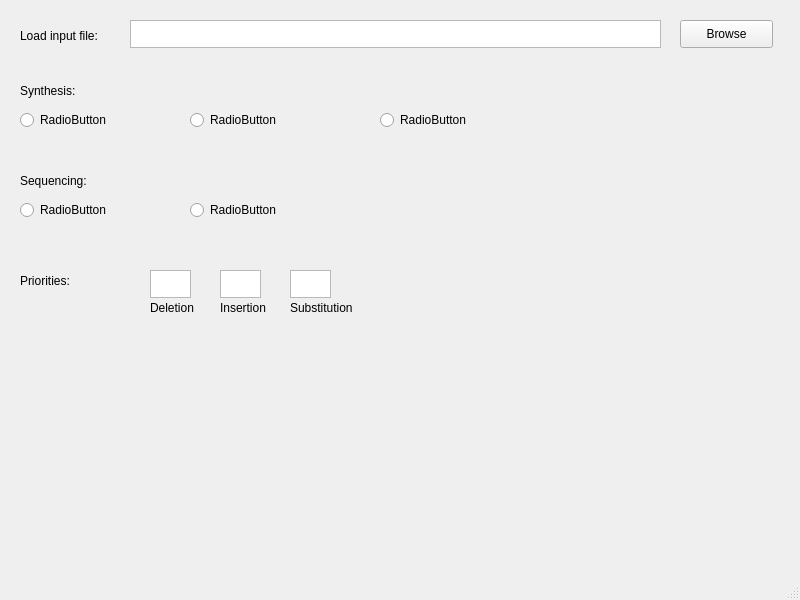
Qt form dnaSimulator/form.ui (oyerush/DNASimulator) before a commit.
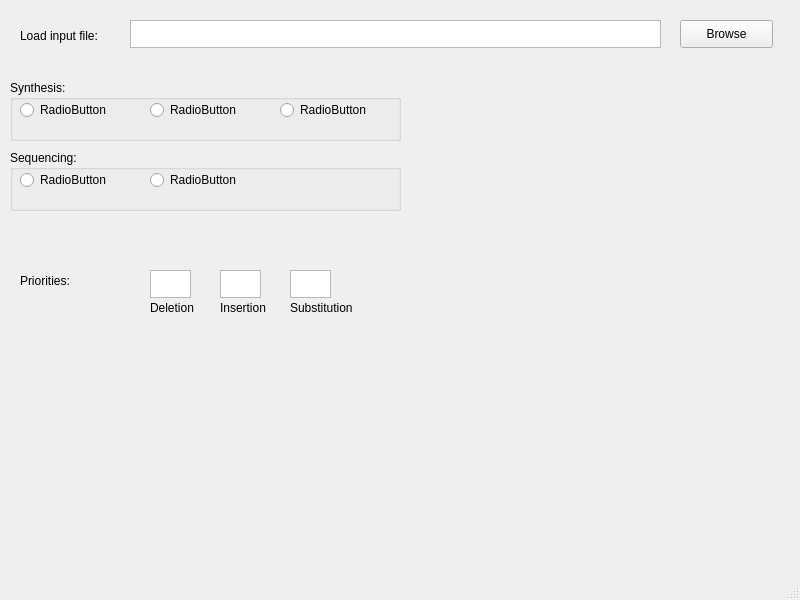
The same form after that commit.

Diff of the .ui file:
```diff
--- a/dnaSimulator/form.ui
+++ b/dnaSimulator/form.ui
@@ -56,112 +56,6 @@
      </rect>
     </property>
    </widget>
-   <widget class="QLabel" name="label">
-    <property name="geometry">
-     <rect>
-      <x>20</x>
-      <y>80</y>
-      <width>81</width>
-      <height>21</height>
-     </rect>
-    </property>
-    <property name="text">
-     <string>Synthesis:</string>
-    </property>
-   </widget>
-   <widget class="QRadioButton" name="radioButton">
-    <property name="geometry">
-     <rect>
-      <x>20</x>
-      <y>110</y>
-      <width>95</width>
-      <height>20</height>
-     </rect>
-    </property>
-    <property name="text">
-     <string>RadioButton</string>
-    </property>
-    <attribute name="buttonGroup">
-     <string notr="true">buttonGroup</string>
-    </attribute>
-   </widget>
-   <widget class="QRadioButton" name="radioButton_2">
-    <property name="geometry">
-     <rect>
-      <x>190</x>
-      <y>110</y>
-      <width>95</width>
-      <height>20</height>
-     </rect>
-    </property>
-    <property name="text">
-     <string>RadioButton</string>
-    </property>
-    <attribute name="buttonGroup">
-     <string notr="true">buttonGroup</string>
-    </attribute>
-   </widget>
-   <widget class="QRadioButton" name="radioButton_3">
-    <property name="geometry">
-     <rect>
-      <x>380</x>
-      <y>110</y>
-      <width>95</width>
-      <height>20</height>
-     </rect>
-    </property>
-    <property name="text">
-     <string>RadioButton</string>
-    </property>
-    <attribute name="buttonGroup">
-     <string notr="true">buttonGroup</string>
-    </attribute>
-   </widget>
-   <widget class="QLabel" name="label_2">
-    <property name="geometry">
-     <rect>
-      <x>20</x>
-      <y>170</y>
-      <width>91</width>
-      <height>21</height>
-     </rect>
-    </property>
-    <property name="text">
-     <string>Sequencing:</string>
-    </property>
-   </widget>
-   <widget class="QRadioButton" name="radioButton_4">
-    <property name="geometry">
-     <rect>
-      <x>20</x>
-      <y>200</y>
-      <width>95</width>
-      <height>20</height>
-     </rect>
-    </property>
-    <property name="text">
-     <string>RadioButton</string>
-    </property>
-    <attribute name="buttonGroup">
-     <string notr="true">buttonGroup</string>
-    </attribute>
-   </widget>
-   <widget class="QRadioButton" name="radioButton_5">
-    <property name="geometry">
-     <rect>
-      <x>190</x>
-      <y>200</y>
-      <width>95</width>
-      <height>20</height>
-     </rect>
-    </property>
-    <property name="text">
-     <string>RadioButton</string>
-    </property>
-    <attribute name="buttonGroup">
-     <string notr="true">buttonGroup</string>
-    </attribute>
-   </widget>
    <widget class="QLabel" name="label_3">
     <property name="geometry">
      <rect>
@@ -244,6 +138,112 @@
      <string>Substitution</string>
     </property>
    </widget>
+   <widget class="QGroupBox" name="groupBox">
+    <property name="geometry">
+     <rect>
+      <x>10</x>
+      <y>80</y>
+      <width>391</width>
+      <height>61</height>
+     </rect>
+    </property>
+    <property name="title">
+     <string>Synthesis:</string>
+    </property>
+    <widget class="QRadioButton" name="radioButton">
+     <property name="geometry">
+      <rect>
+       <x>10</x>
+       <y>20</y>
+       <width>95</width>
+       <height>20</height>
+      </rect>
+     </property>
+     <property name="text">
+      <string>RadioButton</string>
+     </property>
+     <attribute name="buttonGroup">
+      <string notr="true">buttonGroup</string>
+     </attribute>
+    </widget>
+    <widget class="QRadioButton" name="radioButton_2">
+     <property name="geometry">
+      <rect>
+       <x>140</x>
+       <y>20</y>
+       <width>95</width>
+       <height>20</height>
+      </rect>
+     </property>
+     <property name="text">
+      <string>RadioButton</string>
+     </property>
+     <attribute name="buttonGroup">
+      <string notr="true">buttonGroup</string>
+     </attribute>
+    </widget>
+    <widget class="QRadioButton" name="radioButton_3">
+     <property name="geometry">
+      <rect>
+       <x>270</x>
+       <y>20</y>
+       <width>95</width>
+       <height>20</height>
+      </rect>
+     </property>
+     <property name="text">
+      <string>RadioButton</string>
+     </property>
+     <attribute name="buttonGroup">
+      <string notr="true">buttonGroup</string>
+     </attribute>
+    </widget>
+   </widget>
+   <widget class="QGroupBox" name="groupBox_2">
+    <property name="geometry">
+     <rect>
+      <x>10</x>
+      <y>150</y>
+      <width>391</width>
+      <height>61</height>
+     </rect>
+    </property>
+    <property name="title">
+     <string>Sequencing:</string>
+    </property>
+    <widget class="QRadioButton" name="radioButton_4">
+     <property name="geometry">
+      <rect>
+       <x>10</x>
+       <y>20</y>
+       <width>95</width>
+       <height>20</height>
+      </rect>
+     </property>
+     <property name="text">
+      <string>RadioButton</string>
+     </property>
+     <attribute name="buttonGroup">
+      <string notr="true">buttonGroup</string>
+     </attribute>
+    </widget>
+    <widget class="QRadioButton" name="radioButton_5">
+     <property name="geometry">
+      <rect>
+       <x>140</x>
+       <y>20</y>
+       <width>95</width>
+       <height>20</height>
+      </rect>
+     </property>
+     <property name="text">
+      <string>RadioButton</string>
+     </property>
+     <attribute name="buttonGroup">
+      <string notr="true">buttonGroup</string>
+     </attribute>
+    </widget>
+   </widget>
   </widget>
   <widget class="QMenuBar" name="menubar">
    <property name="geometry">
```
